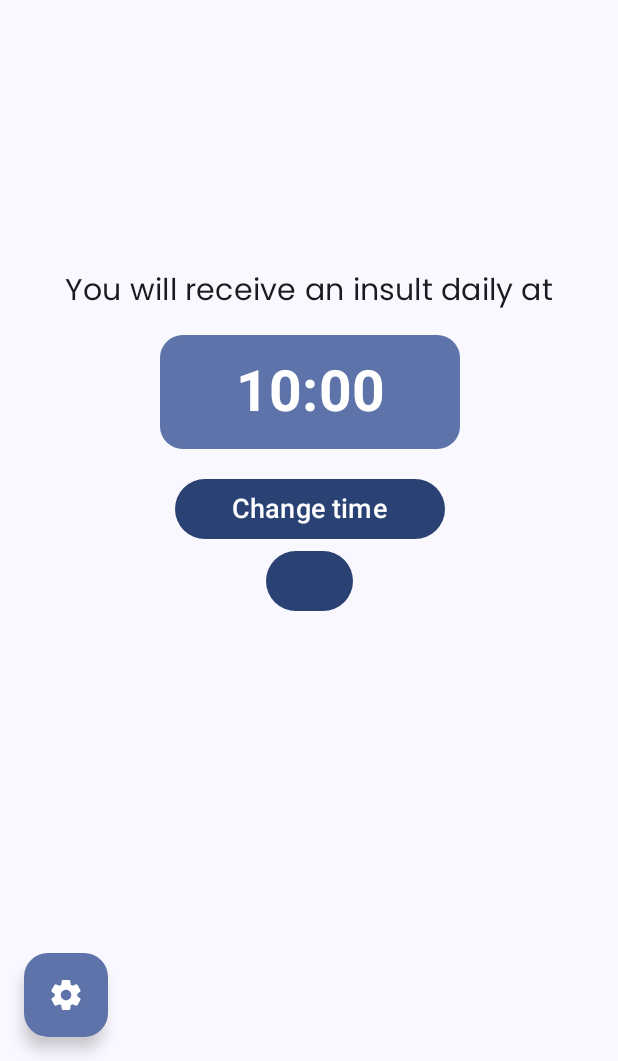
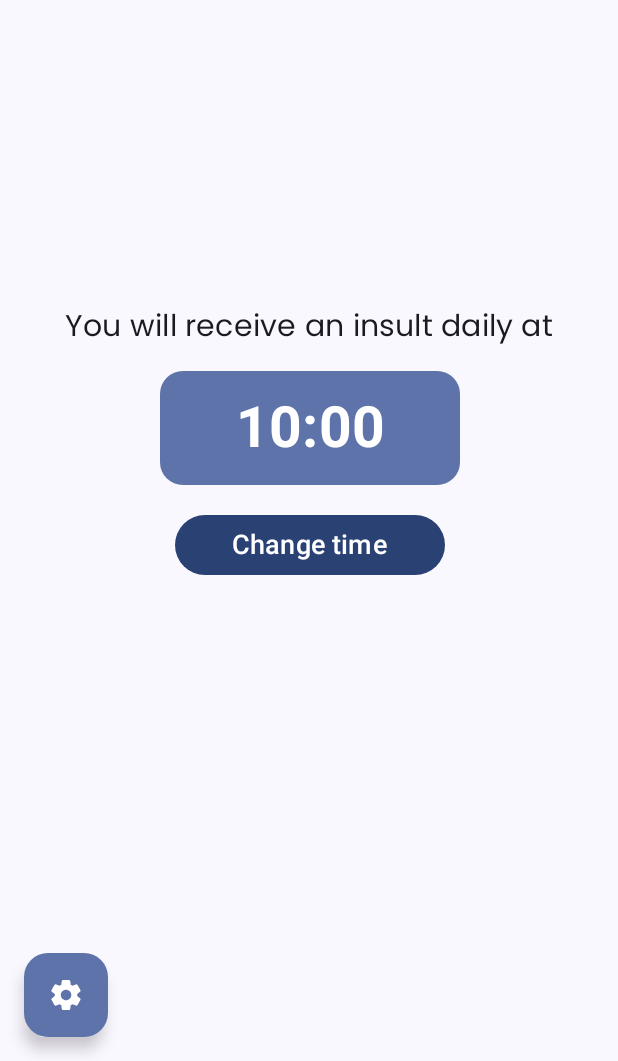
Before and after one commit to HEPOSHEIKKI/Solvang-App, an Android app built with Jetpack Compose: the screen it shows after launch (MainActivity), on a phone screen of 412 x 824 dp, the part 175-1236 px from its top. Run offline under Robolectric (Android 15) with nearby library versions, the phone set to English and light mode, and no system bars; our stand-ins replace Volley.

Commit message:
Remove a button I accidentally forgot for debugging purposes

```diff
--- a/app/src/main/java/ee/pimedusemaa/solvang/MainActivity.kt
+++ b/app/src/main/java/ee/pimedusemaa/solvang/MainActivity.kt
@@ -351,9 +351,6 @@ fun MainContent(context: Context, modifier: Modifier = Modifier) {
                 Button(onClick = { showTimePicker = true }, modifier = Modifier.width(180.dp)) {
                     Text(text = "Change time", fontSize = 18.sp)
                 }
-                Button(onClick = { stringRequest(context) }) {
-
-                }
             }
             Column(horizontalAlignment = Alignment.Start, verticalArrangement = Arrangement.Bottom, modifier = Modifier.fillMaxSize()) {
                 FloatingActionButton(onClick = { showChangeApi = true }, modifier = Modifier.padding(16.dp)) {
```
